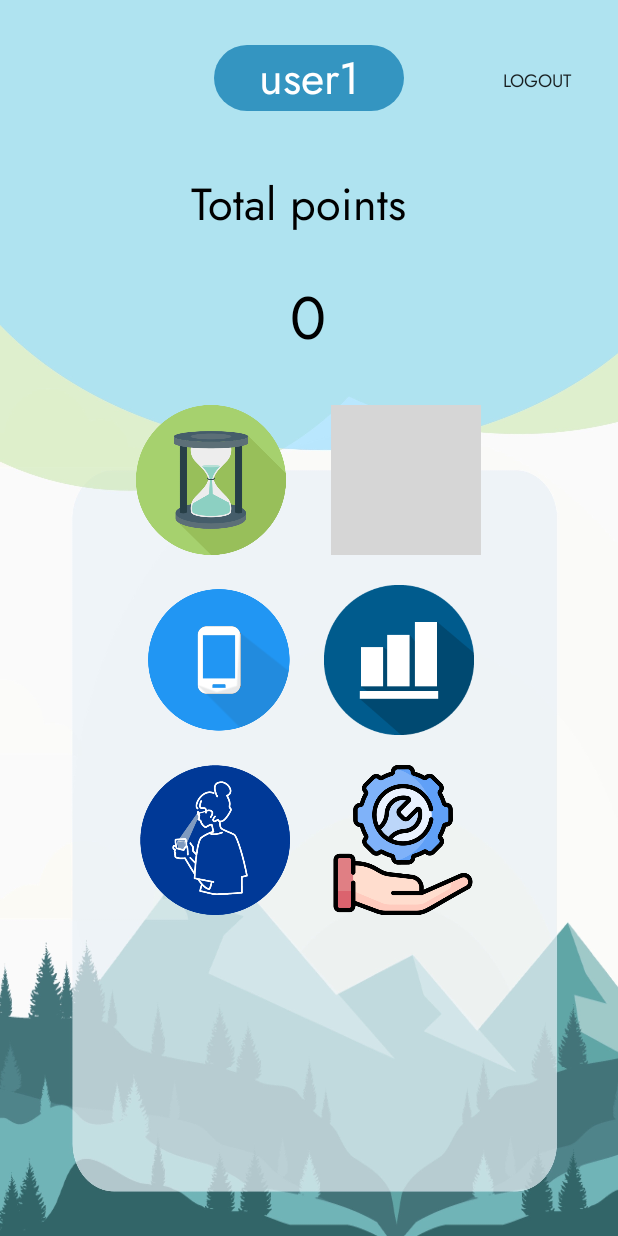
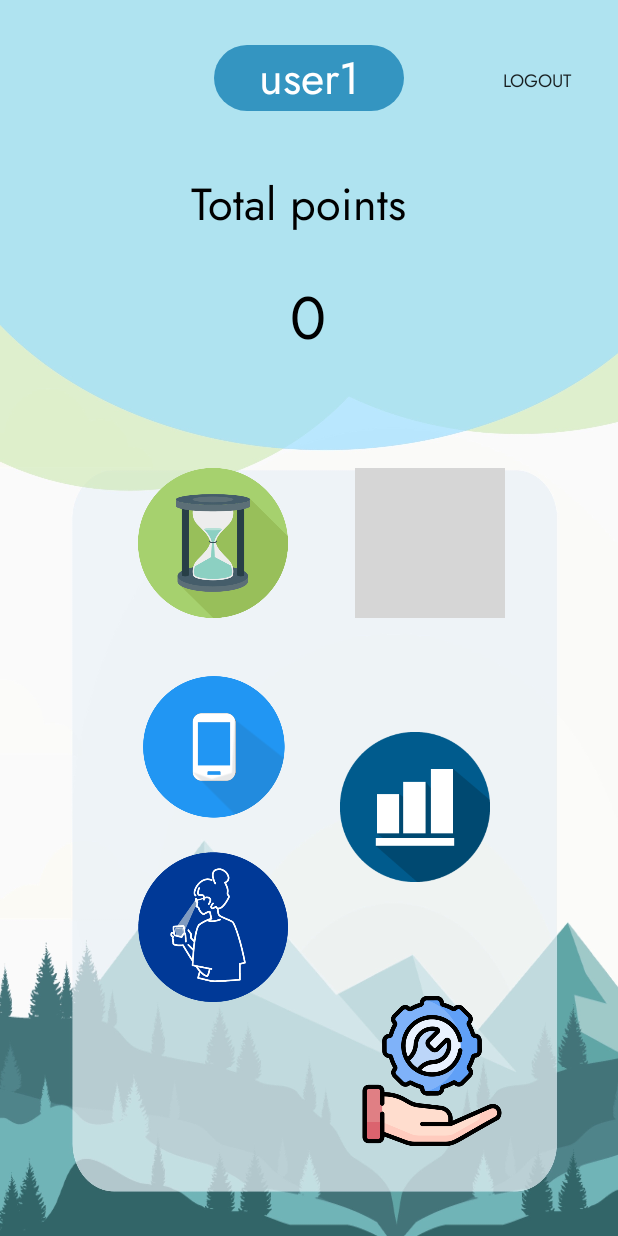
Before and after one commit to Som3on31/TestTimer, an Android app: the screen it shows after launch (MainActivity), on a phone screen of 412 x 824 dp. Run offline under Robolectric (Android 15) with nearby library versions, the phone set to English and light mode, and no system bars; grey boxes are pictures that could not be loaded.

Commit message:
Revert "rearrange home page"
This reverts commit d84231395b761d767a651afb0e8955c9ca3f2a70.

```diff
--- a/app/src/main/res/layout/fragment_home.xml
+++ b/app/src/main/res/layout/fragment_home.xml
@@ -67,138 +67,111 @@
         app:layout_constraintTop_toBottomOf="@+id/total_points"
         app:layout_constraintVertical_bias="0.011" />
 
-
-    <LinearLayout
-        android:id="@+id/layout_menu"
-        android:layout_width="match_parent"
-        android:layout_height="wrap_content"
-        android:layout_marginTop="250dp"
-        android:orientation="vertical"
-        app:layout_constraintStart_toStartOf="parent"
-        app:layout_constraintEnd_toEndOf="parent"
-        app:layout_constraintTop_toTopOf="parent">
-
-        <LinearLayout
-            android:id="@+id/layout_menu_inside1"
-            android:layout_width="wrap_content"
-            android:layout_height="wrap_content"
-            android:layout_gravity="center"
-            app:layout_constraintStart_toStartOf="@id/layout_menu"
-            app:layout_constraintTop_toTopOf="@id/layout_menu">
-
     <ImageButton
         android:id="@+id/img_timer"
         android:layout_width="100dp"
         android:layout_height="100dp"
-                android:layout_marginTop="20dp"
+        android:layout_marginStart="92dp"
+        android:layout_marginTop="312dp"
         android:background="#00FFFFFF"
         android:contentDescription="@string/timericon"
         android:scaleType="fitCenter"
         android:src="@drawable/clock"
-                app:layout_constraintStart_toStartOf="@id/layout_menu_inside1"
-                app:layout_constraintTop_toTopOf="@id/layout_menu_inside1"
-                />
+        app:layout_constraintStart_toStartOf="parent"
+        app:layout_constraintTop_toTopOf="parent"
+        tools:layout_marginLeft="50dp"
+        tools:layout_marginTop="300dp" />
+
+    <ImageButton
+        android:id="@+id/img_summary"
+        android:layout_width="100dp"
+        android:layout_height="100dp"
+        android:layout_marginTop="10dp"
+        android:layout_marginBottom="5dp"
+        android:background="#00FFFFFF"
+        android:contentDescription="@string/placeholder"
+        android:scaleType="fitCenter"
+        android:src="@drawable/summary_icon"
+
+        app:layout_constraintBottom_toTopOf="@+id/img_support"
+        app:layout_constraintEnd_toEndOf="parent"
+        app:layout_constraintHorizontal_bias="0.726"
+        app:layout_constraintRight_toLeftOf="parent"
+        app:layout_constraintStart_toStartOf="parent"
+        app:layout_constraintTop_toBottomOf="@+id/img_coupon"
+        app:layout_constraintVertical_bias="0.482"
+        tools:layout_marginLeft="40dp" />
+
+    <ImageButton
+        android:id="@+id/img_blf"
+        android:layout_width="100dp"
+        android:layout_height="100dp"
+        android:layout_marginStart="72dp"
+        android:layout_marginTop="36dp"
+        android:layout_marginEnd="12dp"
+        android:background="#00FFFFFF"
+        android:contentDescription="@string/placeholder"
+        android:scaleType="fitCenter"
+        android:src="@drawable/blf"
+
+        app:layout_constraintEnd_toStartOf="@+id/img_coupon"
+        app:layout_constraintHorizontal_bias="0.396"
+        app:layout_constraintStart_toStartOf="parent"
+        app:layout_constraintTop_toBottomOf="@+id/img_timer"
+        tools:layout_marginLeft="40dp" />
+
+    <ImageButton
+        android:id="@+id/img_support"
+        android:layout_width="100dp"
+        android:layout_height="100dp"
+        android:layout_marginStart="10dp"
+        android:layout_marginEnd="60dp"
+        android:layout_marginBottom="60dp"
+        android:background="#00FFFFFF"
+        android:contentDescription="@string/placeholder"
+        android:scaleType="fitCenter"
+        android:src="@drawable/support_icon"
+
+        app:layout_constraintBottom_toBottomOf="parent"
+        app:layout_constraintEnd_toEndOf="parent"
+        app:layout_constraintHorizontal_bias="0.714"
+        app:layout_constraintRight_toLeftOf="parent"
+        app:layout_constraintStart_toEndOf="@+id/img_distance"
+        tools:layout_marginLeft="40dp" />
+
+    <ImageButton
+        android:id="@+id/img_distance"
+        android:layout_width="100dp"
+        android:layout_height="100dp"
+        android:layout_marginStart="92dp"
+        android:layout_marginTop="568dp"
+        android:background="#00FFFFFF"
+        android:contentDescription="@string/placeholder"
+        android:scaleType="fitCenter"
+        android:src="@drawable/distance"
+
+        app:layout_constraintRight_toLeftOf="parent"
+        app:layout_constraintStart_toStartOf="parent"
+        app:layout_constraintTop_toTopOf="parent"
+        tools:layout_marginLeft="40dp" />
 
     <ImageButton
         android:id="@+id/img_coupon"
         android:layout_width="100dp"
         android:layout_height="100dp"
-                android:layout_marginStart="30dp"
-                android:layout_marginTop="20dp"
+        android:layout_marginStart="144dp"
+        android:layout_marginTop="312dp"
         android:background="#00FFFFFF"
         android:scaleType="fitCenter"
         android:src="@drawable/coupon_icon"
 
+        app:layout_constraintEnd_toEndOf="parent"
         app:layout_constraintHorizontal_bias="0.013"
+        app:layout_constraintRight_toLeftOf="parent"
         app:layout_constraintStart_toStartOf="@+id/img_timer"
-                app:layout_constraintTop_toTopOf="@id/layout_menu_inside1"
-                 />
-
-        </LinearLayout>
-
-        <LinearLayout
-            android:id="@+id/layout_menu_inside2"
-            android:layout_width="wrap_content"
-            android:layout_height="wrap_content"
-            android:layout_gravity="center"
-            app:layout_constraintStart_toStartOf="@id/layout_menu"
-            app:layout_constraintTop_toTopOf="@id/layout_menu">
-
-            <ImageButton
-                android:id="@+id/img_blf"
-                android:layout_width="100dp"
-                android:layout_height="100dp"
-                android:layout_marginTop="20dp"
-                android:background="#00FFFFFF"
-                android:contentDescription="@string/placeholder"
-                android:scaleType="fitCenter"
-                android:src="@drawable/blf"
-
-                app:layout_constraintHorizontal_bias="0.396"
-                app:layout_constraintStart_toStartOf="@id/layout_menu"
-                app:layout_constraintTop_toBottomOf="@+id/layout_menu_inside1" />
-
-            <ImageButton
-                android:id="@+id/img_summary"
-                android:layout_width="100dp"
-                android:layout_height="100dp"
-                android:layout_marginTop="20dp"
-                android:layout_marginStart="20dp"
-                android:background="#00FFFFFF"
-                android:contentDescription="@string/placeholder"
-                android:scaleType="fitCenter"
-                android:src="@drawable/summary_icon"
-
-                app:layout_constraintHorizontal_bias="0.726"
-                app:layout_constraintStart_toStartOf="@id/img_blf"
-                app:layout_constraintVertical_bias="0.482"
-                 />
-
-        </LinearLayout>
-
-        <LinearLayout
-            android:id="@+id/layout_menu_inside3"
-            android:layout_width="wrap_content"
-            android:layout_height="wrap_content"
-            android:layout_gravity="center"
-            app:layout_constraintStart_toStartOf="@id/layout_menu"
-            app:layout_constraintTop_toTopOf="@id/layout_menu_inside2">
-
-            <ImageButton
-                android:id="@+id/img_distance"
-                android:layout_width="100dp"
-                android:layout_height="100dp"
-                android:layout_marginTop="20dp"
-                android:background="#00FFFFFF"
-                android:contentDescription="@string/placeholder"
-                android:scaleType="fitCenter"
-                android:src="@drawable/distance"
-
-                app:layout_constraintStart_toStartOf="@id/layout_menu_inside3"
-
-                 />
-
-            <ImageButton
-                android:id="@+id/img_support"
-                android:layout_width="100dp"
-                android:layout_height="100dp"
-                android:layout_marginTop="20dp"
-                android:layout_marginStart="25dp"
-                android:background="#00FFFFFF"
-                android:contentDescription="@string/placeholder"
-                android:scaleType="fitCenter"
-                android:src="@drawable/support_icon"
-
-                app:layout_constraintHorizontal_bias="0.714"
-                app:layout_constraintStart_toEndOf="@+id/img_distance"
-                 />
-
-
-        </LinearLayout>
-
-    </LinearLayout>
-
-
+        app:layout_constraintTop_toTopOf="parent"
+        tools:layout_marginLeft="40dp"
+        tools:layout_marginTop="300dp" />
 
 
 </androidx.constraintlayout.widget.ConstraintLayout>
```
Lines whose indentation alone changed are shown as unchanged.
